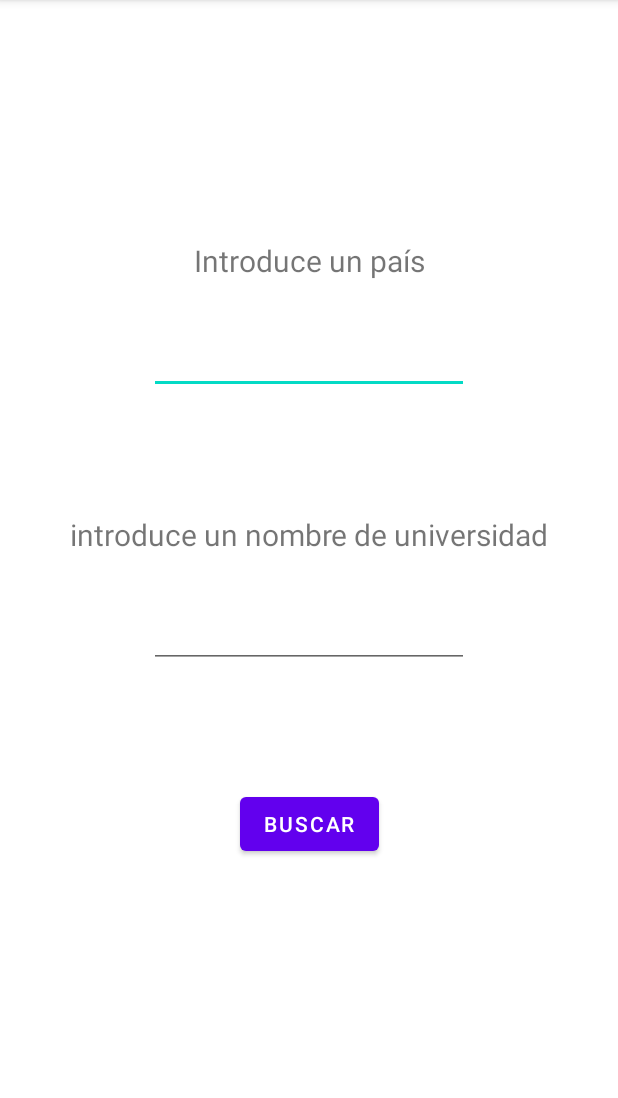
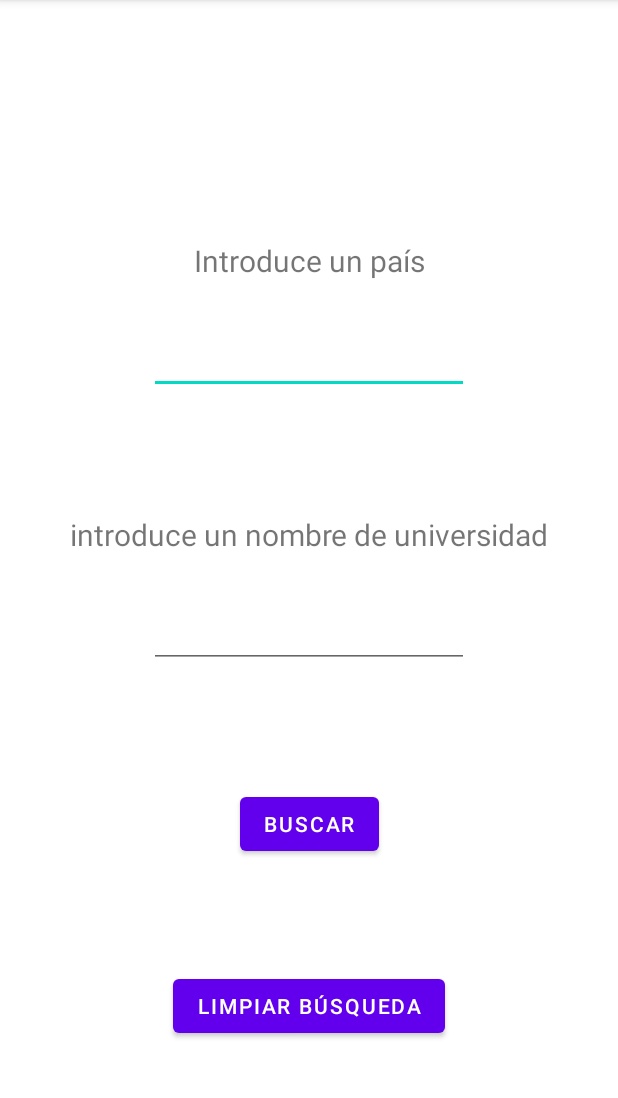
Before and after one commit to andogoiko/AndroidAPIUnis, an Android app: the screen it shows after launch (MainActivity), on a phone screen of 412 x 824 dp, the part 84-1182 px from its top. Run offline under Robolectric (Android 15) with nearby library versions, the phone set to English and light mode, and no system bars.

```diff
--- a/app/src/main/java/com/example/apidestrozasuenyos/Buscador.java
+++ b/app/src/main/java/com/example/apidestrozasuenyos/Buscador.java
@@ -153,6 +153,22 @@ public class Buscador extends Fragment {
             }
         });
 
+        Button clean = (Button) view.findViewById(R.id.clean);
+
+        clean.setOnClickListener(new View.OnClickListener() {
+            @RequiresApi(api = Build.VERSION_CODES.N)
+            @Override
+            public void onClick(View view) {
+
+                etPais.setText("");
+                etUni.setText("");
+
+                editor.putString("pais", "");
+                editor.putString("uni", "");
+                editor.apply();
+            }
+        });
+
         return view;
     }
 }
--- a/app/src/main/res/layout/fragment_buscador.xml
+++ b/app/src/main/res/layout/fragment_buscador.xml
@@ -46,6 +46,7 @@
             android:ems="10"
             android:inputType="textPersonName"
             android:text=""
+            android:textAlignment="center"
             app:layout_constraintEnd_toEndOf="parent"
             app:layout_constraintStart_toStartOf="parent"
             app:layout_constraintTop_toBottomOf="@+id/tvPais" />
@@ -58,6 +59,7 @@
             android:ems="10"
             android:inputType="textPersonName"
             android:text=""
+            android:textAlignment="center"
             app:layout_constraintEnd_toEndOf="parent"
             app:layout_constraintStart_toStartOf="parent"
             app:layout_constraintTop_toBottomOf="@+id/tvUni" />
@@ -72,6 +74,16 @@
             app:layout_constraintStart_toStartOf="parent"
             app:layout_constraintTop_toBottomOf="@+id/etUni" />
 
+        <Button
+            android:id="@+id/clean"
+            android:layout_width="wrap_content"
+            android:layout_height="wrap_content"
+            android:text="Limpiar búsqueda"
+            app:layout_constraintBottom_toBottomOf="parent"
+            app:layout_constraintEnd_toEndOf="parent"
+            app:layout_constraintStart_toStartOf="parent"
+            app:layout_constraintTop_toBottomOf="@+id/bBuscar" />
+
     </androidx.constraintlayout.widget.ConstraintLayout>
 
 </FrameLayout>
```
Also changed, not shown: app/src/main/java/com/example/apidestrozasuenyos/MyItemRecyclerViewAdapter.java (+11 -1 lines), app/src/main/java/com/example/apidestrozasuenyos/weboView.java (+29 -0 lines), app/src/main/res/drawable-v24/border_vertical.xml (added, +15 -0 lines), app/src/main/res/layout/activity_webo_view.xml (+9 -3 lines).
